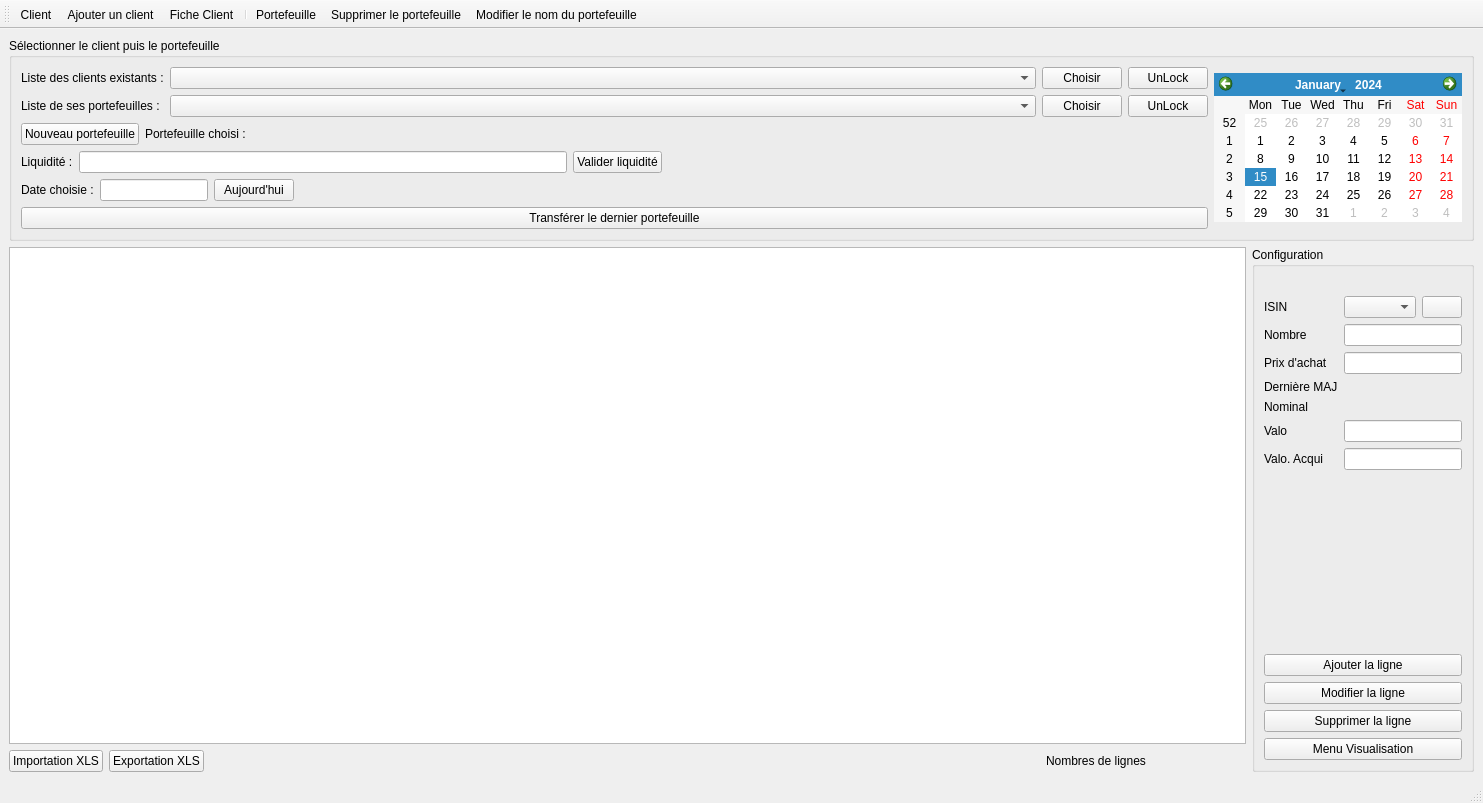
The window that Gestionnaires/GestionnairePortefeuille.ui (baptiste-pasquier/eurocorporate) describes before a commit, drawn with Qt 5.
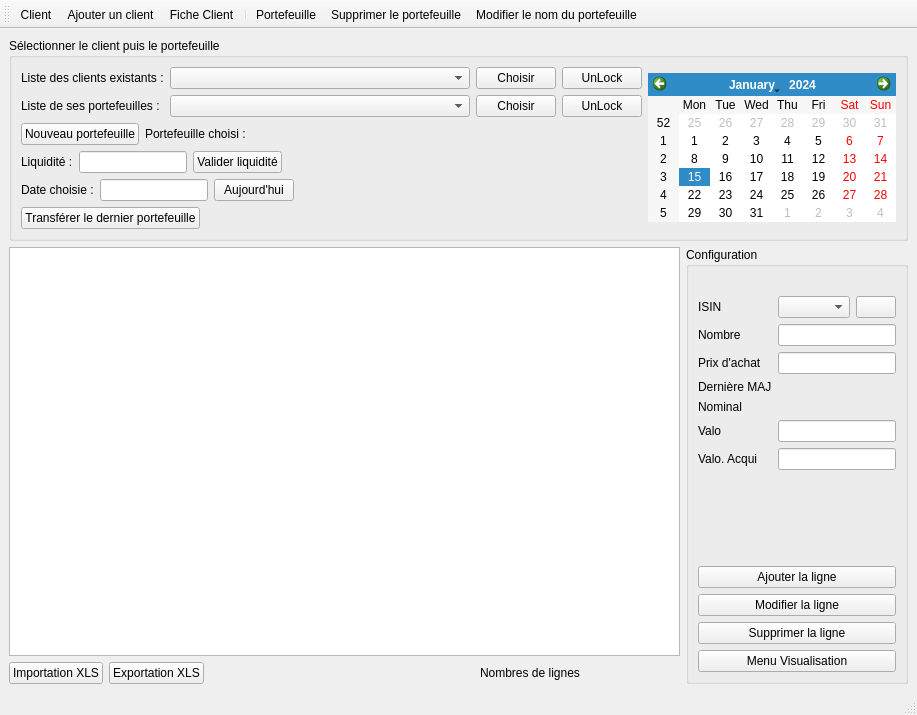
The same window after the commit. Icons and pictures are not drawn. Custom widgets are drawn as their Qt base class.

Patch:
```diff
--- a/Gestionnaires/GestionnairePortefeuille.ui
+++ b/Gestionnaires/GestionnairePortefeuille.ui
@@ -6,8 +6,8 @@
    <rect>
     <x>0</x>
     <y>0</y>
-    <width>1483</width>
-    <height>803</height>
+    <width>909</width>
+    <height>715</height>
    </rect>
   </property>
   <property name="windowTitle">
@@ -45,17 +45,11 @@
            <item row="0" column="1">
             <widget class="QComboBox" name="comboBox_clients">
              <property name="sizePolicy">
-              <sizepolicy hsizetype="Expanding" vsizetype="Fixed">
+              <sizepolicy hsizetype="Preferred" vsizetype="Fixed">
                <horstretch>0</horstretch>
                <verstretch>0</verstretch>
               </sizepolicy>
              </property>
-             <property name="minimumSize">
-              <size>
-               <width>300</width>
-               <height>0</height>
-              </size>
-             </property>
             </widget>
            </item>
            <item row="0" column="0">
@@ -84,7 +78,7 @@
            <item row="1" column="0">
             <widget class="QLabel" name="label_2">
              <property name="sizePolicy">
-              <sizepolicy hsizetype="Preferred" vsizetype="Preferred">
+              <sizepolicy hsizetype="Fixed" vsizetype="Preferred">
                <horstretch>0</horstretch>
                <verstretch>0</verstretch>
               </sizepolicy>
@@ -113,6 +107,12 @@
            </item>
            <item row="0" column="2">
             <widget class="QPushButton" name="btn_chooseClient">
+             <property name="sizePolicy">
+              <sizepolicy hsizetype="Fixed" vsizetype="Fixed">
+               <horstretch>0</horstretch>
+               <verstretch>0</verstretch>
+              </sizepolicy>
+             </property>
              <property name="text">
               <string>Choisir</string>
              </property>
@@ -120,6 +120,12 @@
            </item>
            <item row="1" column="2">
             <widget class="QPushButton" name="btn_choosePortefeuille">
+             <property name="sizePolicy">
+              <sizepolicy hsizetype="Fixed" vsizetype="Fixed">
+               <horstretch>0</horstretch>
+               <verstretch>0</verstretch>
+              </sizepolicy>
+             </property>
              <property name="text">
               <string>Choisir</string>
              </property>
@@ -175,6 +181,12 @@
              </item>
              <item row="0" column="1">
               <widget class="QLineEdit" name="tb_liquidite">
+               <property name="sizePolicy">
+                <sizepolicy hsizetype="Fixed" vsizetype="Fixed">
+                 <horstretch>0</horstretch>
+                 <verstretch>0</verstretch>
+                </sizepolicy>
+               </property>
                <property name="readOnly">
                 <bool>false</bool>
                </property>
@@ -184,6 +196,12 @@
            </item>
            <item>
             <widget class="QPushButton" name="btn_liquidite">
+             <property name="sizePolicy">
+              <sizepolicy hsizetype="Preferred" vsizetype="Fixed">
+               <horstretch>0</horstretch>
+               <verstretch>0</verstretch>
+              </sizepolicy>
+             </property>
              <property name="text">
               <string>Valider liquidité</string>
              </property>
@@ -262,6 +280,12 @@
          </item>
          <item>
           <widget class="QPushButton" name="btn_transfert">
+           <property name="sizePolicy">
+            <sizepolicy hsizetype="Fixed" vsizetype="Fixed">
+             <horstretch>0</horstretch>
+             <verstretch>0</verstretch>
+            </sizepolicy>
+           </property>
            <property name="text">
             <string>Transférer le dernier portefeuille</string>
            </property>
@@ -291,11 +315,8 @@
        <layout class="QVBoxLayout" name="verticalLayout">
         <item>
          <widget class="QTableView" name="tableView">
-          <property name="sizePolicy">
-           <sizepolicy hsizetype="Preferred" vsizetype="Expanding">
-            <horstretch>0</horstretch>
-            <verstretch>0</verstretch>
-           </sizepolicy>
+          <property name="horizontalScrollBarPolicy">
+           <enum>Qt::ScrollBarAsNeeded</enum>
           </property>
           <property name="editTriggers">
            <set>QAbstractItemView::NoEditTriggers</set>
```
Left out of the diff: 6 changed lines with no effect on the pictures.
